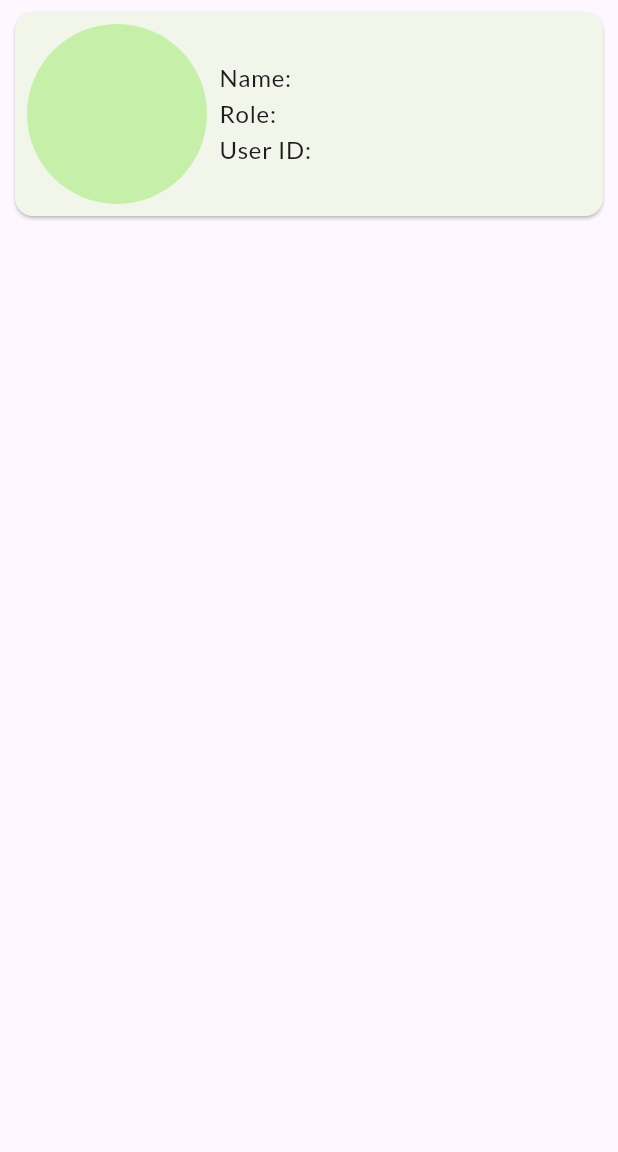
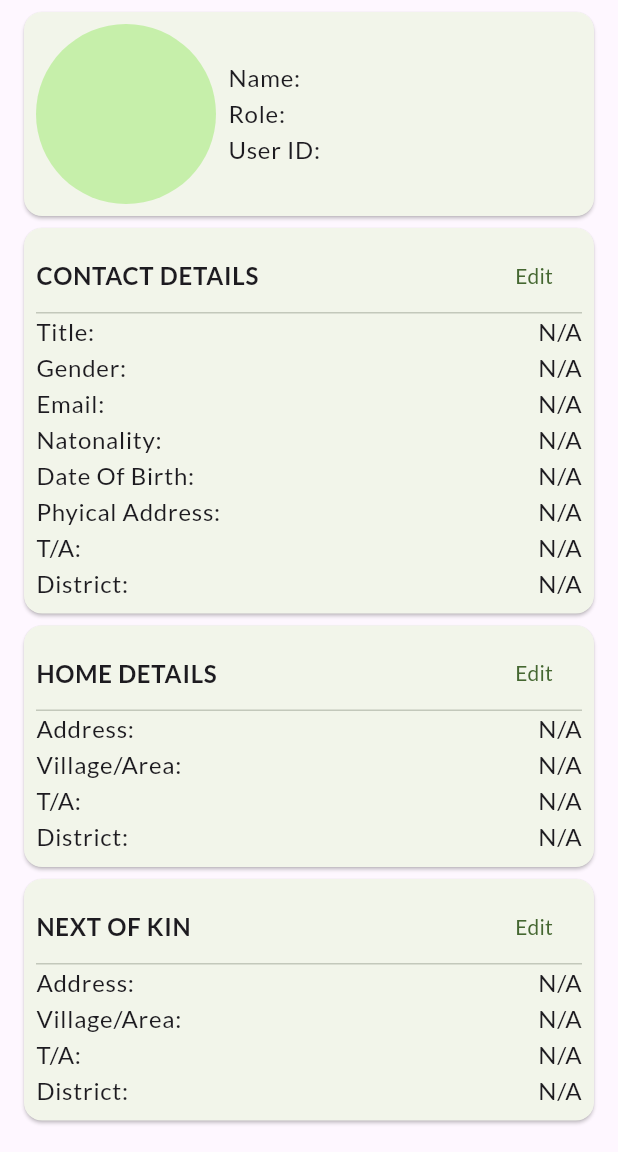
Before and after one commit to suwedvii/emim-repo, a Flutter app: the UserDetails screen opened directly with empty values, on a phone screen of 412 x 824 dp, the part 84-1236 px from its top. Run offline on Flutter 3.47's test engine with Material 3 defaults, Android fonts, the light colour scheme and no system bars; our stand-ins replace carousel_slider, file_picker, firebase_auth, firebase_core, flutter_riverpod, flutter_speed_dial and 3 more; accounts and stored records are empty; network calls fail.

Commit message:
added and updated update_contact_details

```diff
--- a/lib/models/user.dart
+++ b/lib/models/user.dart
@@ -2,8 +2,6 @@
 import 'dart:convert';
 
 enum Gender { male, female, other }
-
-enum Titles { mr, ms, mrs, prof, dr, sir }
 
 class MyUser {
   String profilePicture;
@@ -39,7 +37,7 @@ class MyUser {
   String nokSourceOfIncome;
 
   MyUser({
-    this.profilePicture = '',
+    this.profilePicture = 'N/A',
     required this.userId,
     required this.username,
     required this.password,
@@ -47,29 +45,29 @@ class MyUser {
     required this.lastName,
     required this.otherNames,
     required this.role,
-    this.dateOfBirth = '',
-    this.idNumber = '',
-    this.gender = '',
-    this.title = '',
-    this.contactNumber = '',
-    this.emailAddress = '',
-    this.creationDate = '',
-    this.accountStatus = '',
-    this.homeDistrict = '',
-    this.homeTA = '',
-    this.homeVillage = '',
-    this.homeAddress = '',
-    this.district = '',
-    this.contactVillage = '',
-    this.contactTA = '',
-    this.contactDistrict = '',
-    this.contactAddress = '',
-    this.nationality = '',
-    this.nokName = '',
-    this.relationshipWithNok = '',
-    this.nokContactNumber = '',
-    this.nokAddress = '',
-    this.nokSourceOfIncome = '',
+    this.dateOfBirth = 'N/A',
+    this.idNumber = 'N/A',
+    this.gender = 'N/A',
+    this.title = 'N/A',
+    this.contactNumber = 'N/A',
+    this.emailAddress = 'N/A',
+    this.creationDate = 'N/A',
+    this.accountStatus = 'N/A',
+    this.homeDistrict = 'N/A',
+    this.homeTA = 'N/A',
+    this.homeVillage = 'N/A',
+    this.homeAddress = 'N/A',
+    this.district = 'N/A',
+    this.contactVillage = 'N/A',
+    this.contactTA = 'N/A',
+    this.contactDistrict = 'N/A',
+    this.contactAddress = 'N/A',
+    this.nationality = 'N/A',
+    this.nokName = 'N/A',
+    this.relationshipWithNok = 'N/A',
+    this.nokContactNumber = 'N/A',
+    this.nokAddress = 'N/A',
+    this.nokSourceOfIncome = 'N/A',
   });
 
   Map<String, dynamic> toMap() {
--- a/lib/screens/profile/add_user_screen.dart
+++ b/lib/screens/profile/add_user_screen.dart
@@ -69,11 +69,13 @@ class _AddUserScreenState extends ConsumerState<AddUserScreen> {
       final user = MyUser(
               userId: 'userId',
               username: '${firstname[0]}.$surname',
+              emailAddress: email,
               password: password,
               firstName: firstname,
               lastName: surname,
               otherNames: othernames,
-              role: role)
+              role: role,
+              gender: selectedGender)
           .toJson();
 
       print('cohort is $selectedCohort');
--- a/lib/widgets/profile/detail_item.dart
+++ b/lib/widgets/profile/detail_item.dart
@@ -11,12 +11,12 @@ class DetailItem extends StatelessWidget {
       children: [
         Text(
           '$title:',
-          style: Theme.of(context).textTheme.bodyMedium,
+          style: Theme.of(context).textTheme.bodyLarge,
         ),
         const Spacer(),
         Text(
-          '$description:',
-          style: Theme.of(context).textTheme.bodyMedium,
+          description,
+          style: Theme.of(context).textTheme.bodyLarge,
         ),
       ],
     );
--- /dev/null
+++ b/lib/widgets/profile/details_holder.dart
@@ -0,0 +1,57 @@
+import 'package:emim/widgets/profile/update_contact_details.dart';
+import 'package:flutter/material.dart';
+
+class DetailsHolder extends StatelessWidget {
+  const DetailsHolder(
+      {super.key,
+      required this.holderTitle,
+      required this.holderItems,
+      required this.userMap});
+
+  final String holderTitle;
+  final List<Widget> holderItems;
+  final Map<String, dynamic> userMap;
+
+  void _editContactDetails(BuildContext context, Map<String, dynamic> userMap) {
+    final result = showModalBottomSheet<Map<String, dynamic>>(
+      useSafeArea: true,
+      isScrollControlled: true,
+      context: context,
+      builder: (ctx) =>
+          UpdateContactDetailsModal(user: userMap, detailCategory: holderTitle),
+    );
+  }
+
+  @override
+  Widget build(BuildContext context) {
+    return Card(
+      margin: const EdgeInsets.fromLTRB(16, 8, 16, 0),
+      child: Container(
+        padding: const EdgeInsets.all(8),
+        child: Column(crossAxisAlignment: CrossAxisAlignment.center, children: [
+          Row(
+            mainAxisAlignment: MainAxisAlignment.center,
+            children: [
+              Text(
+                holderTitle.toUpperCase(),
+                style: Theme.of(context)
+                    .textTheme
+                    .bodyLarge!
+                    .copyWith(fontWeight: FontWeight.bold),
+              ),
+              const Spacer(),
+              TextButton(
+                onPressed: () {
+                  _editContactDetails(context, userMap);
+                },
+                child: const Text('Edit'),
+              ),
+            ],
+          ),
+          const Divider(height: 1),
+          ...holderItems,
+        ]),
+      ),
+    );
+  }
+}
--- a/lib/widgets/profile/user_details.dart
+++ b/lib/widgets/profile/user_details.dart
@@ -1,4 +1,6 @@
 import 'package:emim/models/user.dart';
+import 'package:emim/widgets/profile/detail_item.dart';
+import 'package:emim/widgets/profile/details_holder.dart';
 import 'package:flutter/material.dart';
 
 class UserDetails extends StatelessWidget {
@@ -8,6 +10,8 @@ class UserDetails extends StatelessWidget {
 
   @override
   Widget build(BuildContext context) {
+    final userMap = user.toMap();
+
     return Scaffold(
       appBar: AppBar(
         title: Text('User Details | ${user.firstName} ${user.lastName}'),
@@ -16,7 +20,7 @@ class UserDetails extends StatelessWidget {
         child: Column(
           children: [
             Card(
-              margin: const EdgeInsets.symmetric(horizontal: 10, vertical: 8),
+              margin: const EdgeInsets.fromLTRB(16, 8, 16, 0),
               child: Container(
                 padding: const EdgeInsets.all(8),
                 child: Row(
@@ -46,7 +50,45 @@ class UserDetails extends StatelessWidget {
                   ],
                 ),
               ),
-            )
+            ),
+            DetailsHolder(
+                userMap: userMap,
+                holderTitle: 'contact details',
+                holderItems: [
+                  DetailItem(description: user.title, title: 'Title'),
+                  DetailItem(description: user.gender, title: 'Gender'),
+                  DetailItem(description: user.emailAddress, title: 'Email'),
+                  DetailItem(
+                      description: user.nationality, title: 'Natonality'),
+                  DetailItem(
+                      description: user.dateOfBirth, title: 'Date Of Birth'),
+                  DetailItem(
+                      description: user.contactAddress,
+                      title: 'Phyical Address'),
+                  DetailItem(description: user.contactTA, title: 'T/A'),
+                  DetailItem(
+                      description: user.contactDistrict, title: 'District'),
+                ]),
+            DetailsHolder(
+                userMap: userMap,
+                holderTitle: 'home details',
+                holderItems: [
+                  DetailItem(description: user.homeAddress, title: 'Address'),
+                  DetailItem(
+                      description: user.homeVillage, title: 'Village/Area'),
+                  DetailItem(description: user.homeTA, title: 'T/A'),
+                  DetailItem(description: user.homeDistrict, title: 'District'),
+                ]),
+            DetailsHolder(
+                userMap: userMap,
+                holderTitle: 'next of kin',
+                holderItems: [
+                  DetailItem(description: user.homeAddress, title: 'Address'),
+                  DetailItem(
+                      description: user.homeVillage, title: 'Village/Area'),
+                  DetailItem(description: user.homeTA, title: 'T/A'),
+                  DetailItem(description: user.homeDistrict, title: 'District'),
+                ])
           ],
         ),
       ),
--- a/lib/widgets/profile/user_list.dart
+++ b/lib/widgets/profile/user_list.dart
@@ -3,9 +3,10 @@ import 'package:emim/widgets/profile/user_details.dart';
 import 'package:flutter/material.dart';
 
 class UserList extends StatelessWidget {
-  const UserList({super.key, required this.users});
+  const UserList({super.key, required this.users, required this.userMap});
 
   final List<MyUser> users;
+  final List<Map<String, dynamic>> userMap;
 
   void goToUserDetails(MyUser user, BuildContext context) async {
     Navigator.of(context).push<MyUser>(
@@ -20,6 +21,7 @@ class UserList extends StatelessWidget {
   @override
   Widget build(BuildContext context) {
     print(users);
+    print(userMap);
 
     return ListView.builder(
         itemCount: users.length,
```
Also changed, not shown: lib/screens/profile/user_management_screen.dart (+15 -0 lines), lib/widgets/custom_drop_down_button.dart (+8 -8 lines), lib/widgets/my_text_form_field.dart (+9 -1 lines), lib/widgets/profile/update_contact_details.dart (added, +237 -0 lines), lib/widgets/profile/update_home_details.dart (added), lib/widgets/profile/update_nok_details.dart (added).
